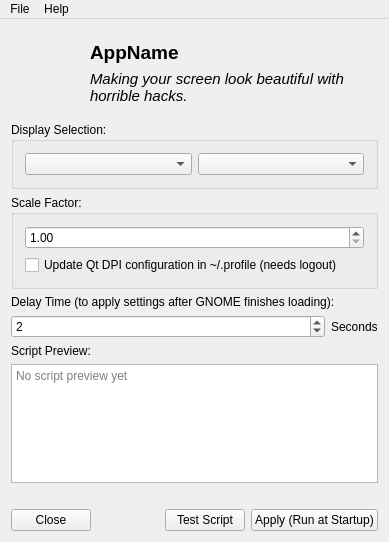
Before: the Qt Designer form src/MainWindow.ui in alex-spataru/HiDPI-Fixer, drawn with Qt 5.
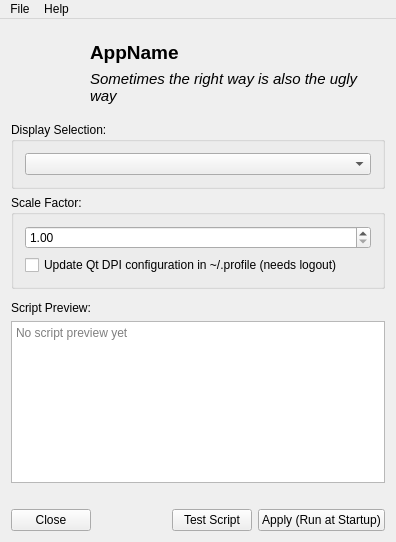
After: the same form once the commit is applied. Icons and pictures are not drawn.

Commit message: Register a new resolution instead of scaling, it works better

The edit to the form file:
```diff
--- a/src/MainWindow.ui
+++ b/src/MainWindow.ui
@@ -6,7 +6,7 @@
    <rect>
     <x>0</x>
     <y>0</y>
-    <width>389</width>
+    <width>396</width>
     <height>542</height>
    </rect>
   </property>
@@ -14,7 +14,7 @@
    <string/>
   </property>
   <widget class="QWidget" name="centralWidget">
-   <layout class="QVBoxLayout" name="verticalLayout" stretch="0,0,0,0,0,0,1,0,0">
+   <layout class="QVBoxLayout" name="verticalLayout" stretch="0,0,0,0,0,1,0,0">
     <item>
      <widget class="QWidget" name="widget" native="true">
       <layout class="QHBoxLayout" name="horizontalLayout_2" stretch="0,1">
@@ -85,7 +85,7 @@
              </font>
             </property>
             <property name="text">
-             <string>Making your screen look beautiful with horrible hacks.</string>
+             <string>Sometimes the right way is also the ugly way</string>
             </property>
             <property name="wordWrap">
              <bool>true</bool>
@@ -107,13 +107,6 @@
        <item>
         <widget class="QComboBox" name="DisplaysCombo"/>
        </item>
-       <item>
-        <widget class="QComboBox" name="ResolutionsComboBox">
-         <property name="currentText">
-          <string/>
-         </property>
-        </widget>
-       </item>
       </layout>
      </widget>
     </item>
@@ -146,16 +139,9 @@
       </layout>
      </widget>
     </item>
-    <item>
-     <widget class="QLabel" name="label_2">
-      <property name="text">
-       <string>Delay Time (to apply settings after GNOME finishes loading):</string>
-      </property>
-     </widget>
-    </item>
     <item>
      <widget class="QWidget" name="widget_4" native="true">
-      <layout class="QHBoxLayout" name="horizontalLayout_5" stretch="1,0">
+      <layout class="QHBoxLayout" name="horizontalLayout_5">
        <property name="spacing">
         <number>6</number>
        </property>
@@ -171,23 +157,6 @@
        <property name="bottomMargin">
         <number>0</number>
        </property>
-       <item>
-        <widget class="QSpinBox" name="WaitTime">
-         <property name="maximum">
-          <number>20</number>
-         </property>
-         <property name="value">
-          <number>2</number>
-         </property>
-        </widget>
-       </item>
-       <item>
-        <widget class="QLabel" name="label_3">
-         <property name="text">
-          <string>Seconds</string>
-         </property>
-        </widget>
-       </item>
       </layout>
      </widget>
     </item>
@@ -269,8 +238,8 @@
     <rect>
      <x>0</x>
      <y>0</y>
-     <width>389</width>
-     <height>24</height>
+     <width>396</width>
+     <height>21</height>
     </rect>
    </property>
    <widget class="QMenu" name="FileMenu">
```
The commit also changes 5 other files.
